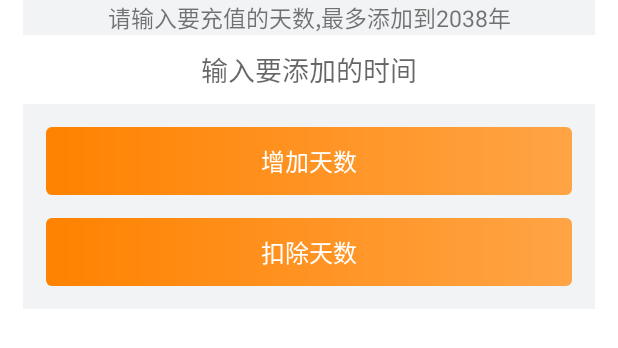
After one commit to DengAnbang/PrivateChat, an Android app: the layout window_modify_vip.xml on its own in the app's theme, with its tools: preview values and no code run, on a phone screen of 412 x 824 dp. The commit adds this screen. Shown: the top 348 px of the screen. Run offline under Robolectric (Android 15) with nearby library versions, the phone set to English and light mode, and no system bars; network calls fail.

Commit message:
新增修改vip的限制

```diff
--- a/app/build.gradle
+++ b/app/build.gradle
@@ -8,13 +8,13 @@ android {
         applicationId "com.hezeyi.privatechat"
         minSdkVersion 23
         targetSdkVersion 30
-        versionCode 9
+        versionCode 999
         versionName "1.1.19"
         testInstrumentationRunner "androidx.test.runner.AndroidJUnitRunner"
         ndk {
 //            // 设置支持的SO库架构
-            abiFilters 'armeabi-v7a'//, 'x86', 'armeabi-v7a', 'x86_64', 'arm64-v8a'
-//            abiFilters 'armeabi-v7a', 'x86'//, 'armeabi-v7a', 'x86_64', 'arm64-v8a'
+//            abiFilters 'armeabi-v7a'//, 'x86', 'armeabi-v7a', 'x86_64', 'arm64-v8a'
+            abiFilters 'armeabi-v7a', 'x86'//, 'armeabi-v7a', 'x86_64', 'arm64-v8a'
 //            abiFilters 'armeabi-v7a', 'x86', 'armeabi-v7a', 'x86_64', 'arm64-v8a'
         }
         multiDexEnabled true
--- a/app/src/main/java/com/hezeyi/privatechat/activity/account/AccountListActivity.java
+++ b/app/src/main/java/com/hezeyi/privatechat/activity/account/AccountListActivity.java
@@ -1,5 +1,6 @@
 package com.hezeyi.privatechat.activity.account;
 
+import android.content.Intent;
 import android.widget.EditText;
 
 import com.hezeyi.privatechat.R;
@@ -43,7 +44,9 @@ public class AccountListActivity extends BaseUtilActivity {
     public void initEvent() {
         super.initEvent();
         mAccountListAdapter.setOnItemClickListener((view, position, userMsgBean) -> {
-
+            Intent intent = new Intent(this, UserDetailsActivity.class);
+            intent.putExtra("user_id", userMsgBean.getUser_id());
+            startActivity(intent);
         });
     }
 }
--- a/app/src/main/java/com/hezeyi/privatechat/activity/account/MeDetailsActivity.java
+++ b/app/src/main/java/com/hezeyi/privatechat/activity/account/MeDetailsActivity.java
@@ -44,7 +44,7 @@ public class MeDetailsActivity extends BaseActivity {
                         showSnackBar("名字不能为空");
                         return;
                     }
-                    HttpManager.userUpdate(userMsgBean.getAccount(), "", s, "", this, userMsgBean1 -> {
+                    HttpManager.userUpdate(userMsgBean.getAccount(), "", s, "", "", this, userMsgBean1 -> {
                         userMsgBean.setUser_name(s);
                         showSnackBar("修改完成");
                         initView();
@@ -75,7 +75,7 @@ public class MeDetailsActivity extends BaseActivity {
             UserMsgBean userMsgBean = MyApplication.getInstance().getUserMsgBean();
 
             HttpManager.fileUpload(Const.FilePath.userFileType, stringExtra, this, s -> {
-                HttpManager.userUpdate(userMsgBean.getAccount(), "", "", s, this, userMsgBean1 -> {
+                HttpManager.userUpdate(userMsgBean.getAccount(), "", "", "", s, this, userMsgBean1 -> {
                     userMsgBean.setHead_portrait(s);
                     initView();
                     showSnackBar("修改完成");
--- a/app/src/main/java/com/hezeyi/privatechat/net/ApiService.java
+++ b/app/src/main/java/com/hezeyi/privatechat/net/ApiService.java
@@ -61,6 +61,7 @@ public interface ApiService {
             @Query("account") String account,
             @Query("pwd") String pwd,
             @Query("user_name") String user_name,
+            @Query("vip_time") String vip_time,
             @Query("headPortrait") String headPortrait
     );
 
--- a/app/src/main/java/com/hezeyi/privatechat/net/HttpManager.java
+++ b/app/src/main/java/com/hezeyi/privatechat/net/HttpManager.java
@@ -76,9 +76,9 @@ public class HttpManager {
                 .register(account, password, name, headPortrait), requestHelper, true, dataClick);
     }
 
-    public static void userUpdate(String account, String password, String name, String headPortrait, final RequestHelper requestHelper, final OnDataCallBack<UserMsgBean> dataClick) {
+    public static void userUpdate(String account, String password, String name,String vip_time, String headPortrait, final RequestHelper requestHelper, final OnDataCallBack<UserMsgBean> dataClick) {
         ResponseHelper.requestSucceed(RetrofitFactory.getService(ApiService.class)
-                .userUpdate(account, password, name, headPortrait), requestHelper, true, dataClick);
+                .userUpdate(account, password, name, vip_time,headPortrait), requestHelper, true, dataClick);
     }
 
     public static void securityUpdate(String account, String q1, String a1, String q2, String a2, final RequestHelper requestHelper, final OnDataCallBack<Object> dataClick) {
--- /dev/null
+++ b/app/src/main/res/layout/window_modify_vip.xml
@@ -0,0 +1,50 @@
+<?xml version="1.0" encoding="utf-8"?>
+<FrameLayout xmlns:android="http://schemas.android.com/apk/res/android"
+             android:layout_width="match_parent"
+             android:layout_height="wrap_content"
+             android:paddingLeft="15dp"
+             android:paddingRight="15dp">
+
+    <LinearLayout
+        android:layout_width="match_parent"
+        android:layout_height="wrap_content"
+        android:background="@color/background_color_f2f3f4"
+        android:gravity="center"
+        android:orientation="vertical">
+
+
+        <TextView
+
+            android:layout_width="match_parent"
+            android:layout_height="wrap_content"
+            android:gravity="center"
+            android:text="请输入要充值的天数,最多添加到2038年"
+            android:textSize="15sp"/>
+
+        <EditText
+            android:id="@+id/et_name"
+            android:layout_width="match_parent"
+            android:layout_height="46dp"
+            android:background="@color/just_color_ffffff"
+            android:gravity="center"
+            android:hint="输入要添加的时间"
+            android:inputType="number"
+            android:maxLength="3"
+            />
+
+        <TextView
+            android:id="@+id/tv_add"
+            style="@style/Btn_submit"
+            android:layout_marginTop="15dp"
+            android:layout_marginBottom="15dp"
+            android:text="增加天数"
+            />
+
+        <TextView
+            android:id="@+id/tv_less"
+            style="@style/Btn_submit"
+            android:layout_marginBottom="15dp"
+            android:text="扣除天数"
+            />
+    </LinearLayout>
+</FrameLayout>
```
Also changed, not shown: app/src/main/java/com/hezeyi/privatechat/activity/account/UserDetailsActivity.java (+118 -26 lines), app/src/main/java/com/hezeyi/privatechat/net/socket/SocketManager.java (deleted, +0 -99 lines), app/src/main/java/com/hezeyi/privatechat/popupWindow/ModifyVipWindow.java (added, +56 -0 lines), app/src/main/java/com/hezeyi/privatechat/service/ChatService.java (+11 -4 lines), app/src/main/res/layout/activity_user_details.xml (+20 -1 lines).
